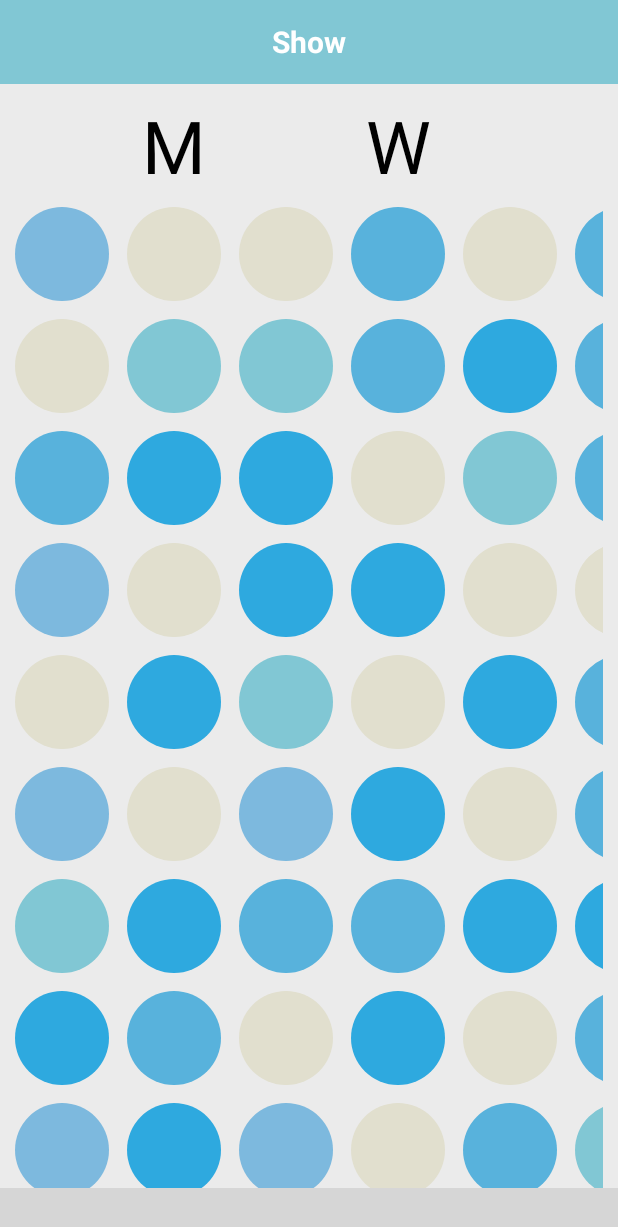
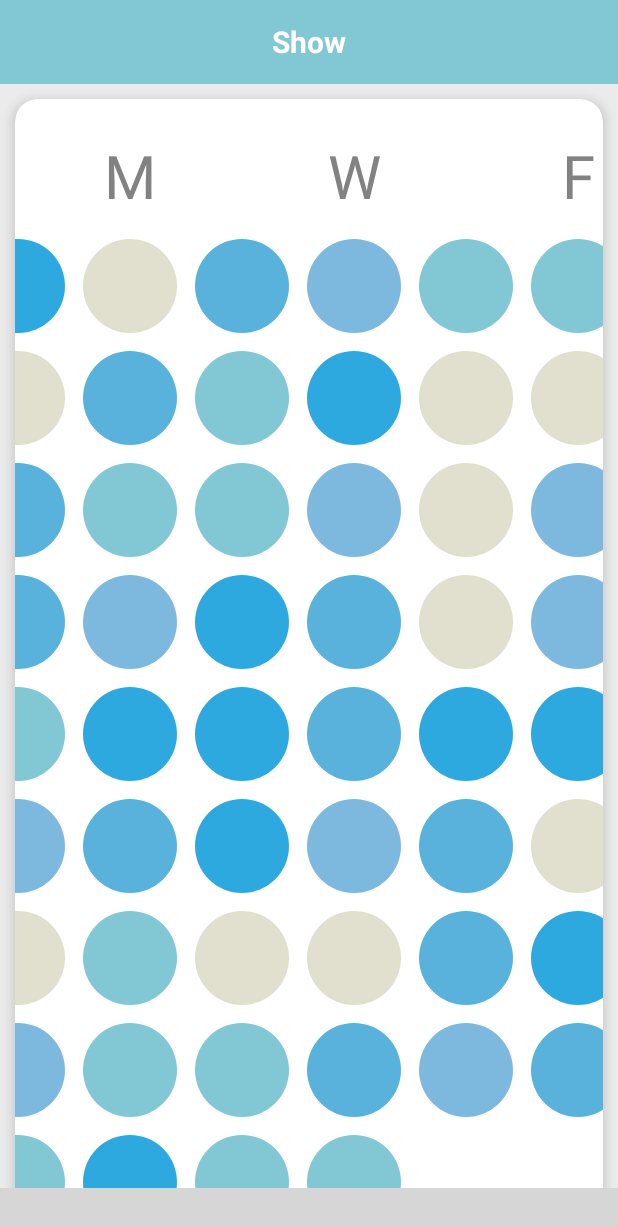
Before and after one commit to hongzicong/SaltedFish, an Android app: the fragment ShowFragment placed in its activity, on a phone screen of 412 x 824 dp. Shown: the top 1227 px of the screen. Run offline under Robolectric (Android 15) with nearby library versions, the phone set to English and light mode, and no system bars; our stand-ins replace ButterKnife; libraries missing offline, so code that uses them is left out: com.ashokvarma.bottomnavigation; plain views replace BottomNavigationBar; 5 statements that could not run were skipped; grey boxes are pictures that could not be loaded.

Commit message:
6.加了demo图

```diff
--- a/app/build.gradle
+++ b/app/build.gradle
@@ -34,4 +34,5 @@ dependencies {
     compile 'com.android.support:support-v4:25.3.1'
     testCompile 'junit:junit:4.12'
     annotationProcessor 'com.jakewharton:butterknife-compiler:8.5.1'
+    compile 'com.android.support:cardview-v7:25.3.1'
 }
--- a/app/src/main/java/hongzicong/saltedfish/fragment/ShowFragment.java
+++ b/app/src/main/java/hongzicong/saltedfish/fragment/ShowFragment.java
@@ -61,7 +61,7 @@ public class ShowFragment extends Fragment {
     private void initTableView(){
         DateDatas dateDatas=new DateDatas();
         TableViewAdapter tableViewAdapter=new TableViewAdapter(dateDatas);
-        tableViewAdapter.setCurrentDay(200);
+        tableViewAdapter.setCurrentDay(60);
         mTableView.setAdapter(tableViewAdapter);
     }
 
--- a/app/src/main/java/hongzicong/saltedfish/view/TableView.java
+++ b/app/src/main/java/hongzicong/saltedfish/view/TableView.java
@@ -24,13 +24,15 @@ public class TableView extends View {
 
     private int itemWidth = 94;
     private int itemHeight = 94;
-    private int textSize=73;
+    private int textSize=60;
+    private int monthSize=55;
     private int totalSize=120;
     private int daySize=120;
     private int itemSpace = 18;
-    private int rightTextPadding=0;
-    private int topTextPadding=120;
-    private int bottomTextPadding=300;
+    private int rightTextPadding=130;
+    private int leftTextPadding=40;
+    private int topTextPadding=140;
+    private int bottomTextPadding=260;
     private RectF rectF;
 
     private Paint paintEmpty = new Paint();
@@ -83,7 +85,7 @@ public class TableView extends View {
             row = mAdapter.getRowCount();
             column = mAdapter.getColumnCount();
         }
-        int measureWidth = (column == 0 ? 0 : column * (itemWidth + itemSpace) - itemSpace) + getPaddingLeft() + getPaddingRight()+rightTextPadding;
+        int measureWidth = (column == 0 ? 0 : column * (itemWidth + itemSpace) - itemSpace) + getPaddingLeft() + getPaddingRight()+leftTextPadding+rightTextPadding;
         int measureHeight = (row == 0 ? 0 : row * (itemHeight + itemSpace) - itemSpace) + getPaddingTop() + getPaddingBottom()+topTextPadding+bottomTextPadding ;
 
         int mWidth = widthMode == MeasureSpec.EXACTLY ? MeasureSpec.getSize(widthMeasureSpec) : measureWidth;
@@ -102,13 +104,54 @@ public class TableView extends View {
             final int rowCount = mAdapter.getRowCount();
             final int currDay=mAdapter.getCurrentDay();
 
+            //编写星期
             paintText.setTextSize(textSize);
             paintText.setAntiAlias(true);
             paintText.setTextAlign(Paint.Align.CENTER);
             paintText.setColor(ContextCompat.getColor(getContext(),R.color.week_text));
-            drawText(canvas,"M",paintText,rightTextPadding+getPaddingLeft()+itemWidth + itemSpace+itemWidth/2,90);
-            drawText(canvas,"W",paintText,rightTextPadding+getPaddingLeft()+3*(itemWidth + itemSpace)+itemWidth/2,90);
-            drawText(canvas,"F",paintText,rightTextPadding+getPaddingLeft()+5*(itemWidth + itemSpace)+itemWidth/2,90);
+            drawText(canvas,"M",paintText,rightTextPadding+getPaddingLeft()+itemWidth + itemSpace+itemWidth/2,100);
+            drawText(canvas,"W",paintText,rightTextPadding+getPaddingLeft()+3*(itemWidth + itemSpace)+itemWidth/2,100);
+            drawText(canvas,"F",paintText,rightTextPadding+getPaddingLeft()+5*(itemWidth + itemSpace)+itemWidth/2,100);
+
+            //编写月份
+            paintText.setTextSize(monthSize);
+            paintText.setAntiAlias(true);
+            paintText.setTextAlign(Paint.Align.RIGHT);
+            paintText.setColor(ContextCompat.getColor(getContext(),R.color.month_text));
+            drawText(canvas,"Jan",paintText,rightTextPadding-30,getPaddingTop()+topTextPadding+monthSize+5);
+            if(currDay>334) {
+                drawText(canvas, "Dec", paintText,rightTextPadding-30 , getPaddingTop() + topTextPadding + monthSize+44*(itemHeight + itemSpace)+5);
+            }
+            if(currDay>304){
+                drawText(canvas, "Nov", paintText,rightTextPadding-30 , getPaddingTop() + topTextPadding + monthSize+40*(itemHeight + itemSpace)+5);
+            }
+            if(currDay>273){
+                drawText(canvas, "Oct", paintText,rightTextPadding-30 , getPaddingTop() + topTextPadding + monthSize+36*(itemHeight + itemSpace)+5);
+            }
+            if(currDay>243){
+                drawText(canvas, "Sep", paintText,rightTextPadding-30 , getPaddingTop() + topTextPadding + monthSize+32*(itemHeight + itemSpace)+5);
+            }
+            if(currDay>212){
+                drawText(canvas, "Aug", paintText,rightTextPadding-30 , getPaddingTop() + topTextPadding + monthSize+28*(itemHeight + itemSpace)+5);
+            }
+            if(currDay>181){
+                drawText(canvas, "Jul", paintText,rightTextPadding-30 , getPaddingTop() + topTextPadding + monthSize+24*(itemHeight + itemSpace)+5);
+            }
+            if(currDay>151){
+                drawText(canvas, "Jun", paintText,rightTextPadding-30 , getPaddingTop() + topTextPadding + monthSize+20*(itemHeight + itemSpace)+5);
+            }
+            if(currDay>120){
+                drawText(canvas, "May", paintText,rightTextPadding-30 , getPaddingTop() + topTextPadding + monthSize+16*(itemHeight + itemSpace)+5);
+            }
+            if(currDay>90){
+                drawText(canvas, "Apr", paintText,rightTextPadding-30 , getPaddingTop() + topTextPadding + monthSize+12*(itemHeight + itemSpace)+5 );
+            }
+            if(currDay>59){
+                drawText(canvas, "Mar", paintText,rightTextPadding-30 , getPaddingTop() + topTextPadding + monthSize+8*(itemHeight + itemSpace)+5);
+            }
+            if(currDay>31){
+                drawText(canvas, "Feb", paintText,rightTextPadding-30 , getPaddingTop() + topTextPadding + monthSize+4*(itemHeight + itemSpace)+5);
+            }
 
             int tempDay=0;
             for (int week = 0; week < rowCount; ++week) {
@@ -116,9 +159,9 @@ public class TableView extends View {
                     if(tempDay==currDay){
                         return;
                     }
-                    rectF.left = (day == 0 ? 0 : day * (itemWidth + itemSpace)) + getPaddingLeft()+rightTextPadding;
+                    rectF.left = day * (itemWidth + itemSpace) + getPaddingLeft()+rightTextPadding;
                     rectF.right = rectF.left + itemWidth ;
-                    rectF.top = (week == 0 ? 0 : week * (itemHeight + itemSpace)) +  + getPaddingTop()+topTextPadding;
+                    rectF.top = week * (itemHeight + itemSpace) + getPaddingTop()+topTextPadding;
                     rectF.bottom = rectF.top + itemHeight;
 
                     final int level = mAdapter.getLevel(Util.getDay(week,day));
--- a/app/src/main/res/layout/fragment_show.xml
+++ b/app/src/main/res/layout/fragment_show.xml
@@ -36,14 +36,47 @@
         android:layout_width="match_parent"
         android:layout_height="wrap_content">
 
-        <hongzicong.saltedfish.view.TableView
-            android:id="@+id/table_view"
+        <android.support.v7.widget.CardView
             android:layout_width="match_parent"
             android:layout_height="wrap_content"
-            android:paddingBottom="2dp"
-            android:paddingLeft="10dp"
-            android:paddingRight="10dp"
-            android:paddingTop="2dp"/>
+            android:background="@android:color/white"
+            android:layout_marginTop="10dp"
+            android:layout_marginLeft="10dp"
+            android:layout_marginRight="10dp"
+            android:layout_marginBottom="10dp"
+            app:cardCornerRadius="15dp"
+            app:cardElevation="5dp">
+
+            <hongzicong.saltedfish.view.TableView
+                android:id="@+id/table_view"
+                android:layout_width="wrap_content"
+                android:layout_height="wrap_content"
+                android:layout_gravity="center_horizontal"/>
+
+            <TextView
+                android:layout_width="wrap_content"
+                android:layout_height="wrap_content"
+                android:layout_gravity="left|bottom"
+                android:layout_marginLeft="30dp"
+                android:layout_marginBottom="10dp"
+                android:textSize="30dp"
+                android:text="100 total"
+                android:textColor="@color/bottom_text"
+                android:typeface="serif"/>
+
+            <TextView
+                android:layout_width="wrap_content"
+                android:layout_height="wrap_content"
+                android:layout_gravity="right|bottom"
+                android:layout_marginRight="30dp"
+                android:layout_marginBottom="10dp"
+                android:textSize="30dp"
+                android:text="60 days"
+                android:textColor="@color/bottom_text"
+                android:typeface="serif"/>
+
+        </android.support.v7.widget.CardView>
+
 
     </ScrollView>
 
--- a/app/src/main/res/values/colors.xml
+++ b/app/src/main/res/values/colors.xml
@@ -23,4 +23,8 @@
     <color name="fill_4_contri">#2EA9DF</color>
     <color name="fill_5_contri">#3A8FB7</color>
     <color name="fill_6_contri">#1E88A8</color>
+
+    <color name="week_text">#828282</color>
+    <color name="month_text">#828282</color>
+    <color name="bottom_text">#E0828282</color>
 </resources>
```
Also changed, not shown: 1 other file.
